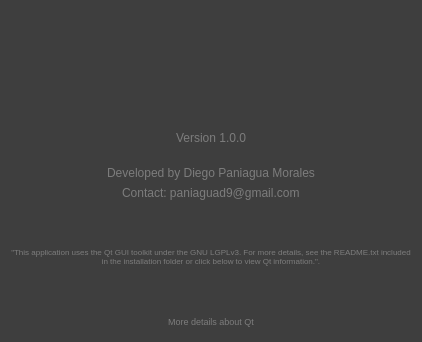
Old version of the form popup_about.ui in the repository Paniagua96/PaniCPacker.
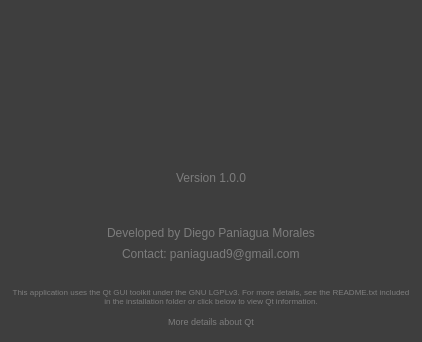
New version of the form. Icons and pictures are not drawn.

Diff of the .ui file:
```diff
--- a/popup_about.ui
+++ b/popup_about.ui
@@ -139,12 +139,34 @@
      </property>
     </widget>
    </item>
-   <item alignment="Qt::AlignmentFlag::AlignHCenter">
-    <widget class="QLabel" name="label">
+   <item>
+    <spacer name="verticalSpacer_4">
+     <property name="orientation">
+      <enum>Qt::Orientation::Vertical</enum>
+     </property>
+     <property name="sizeType">
+      <enum>QSizePolicy::Policy::Fixed</enum>
+     </property>
+     <property name="sizeHint" stdset="0">
+      <size>
+       <width>20</width>
+       <height>20</height>
+      </size>
+     </property>
+    </spacer>
+   </item>
+   <item>
+    <widget class="QLabel" name="lbl_textQt">
+     <property name="sizePolicy">
+      <sizepolicy hsizetype="Minimum" vsizetype="Maximum">
+       <horstretch>0</horstretch>
+       <verstretch>0</verstretch>
+      </sizepolicy>
+     </property>
      <property name="minimumSize">
       <size>
-       <width>400</width>
-       <height>100</height>
+       <width>0</width>
+       <height>0</height>
       </size>
      </property>
      <property name="maximumSize">
@@ -162,7 +184,7 @@
       <string notr="true">color: rgb(124, 124, 124);</string>
      </property>
      <property name="text">
-      <string>&quot;This application uses the Qt GUI toolkit under the GNU LGPLv3. For more details, see the README.txt included in the installation folder or click below to view Qt information.&quot;.</string>
+      <string>This application uses the Qt GUI toolkit under the GNU LGPLv3. For more details, see the README.txt included in the installation folder or click below to view Qt information.</string>
      </property>
      <property name="scaledContents">
       <bool>true</bool>
@@ -174,7 +196,7 @@
       <bool>true</bool>
      </property>
      <property name="indent">
-      <number>10</number>
+      <number>0</number>
      </property>
     </widget>
    </item>
```
